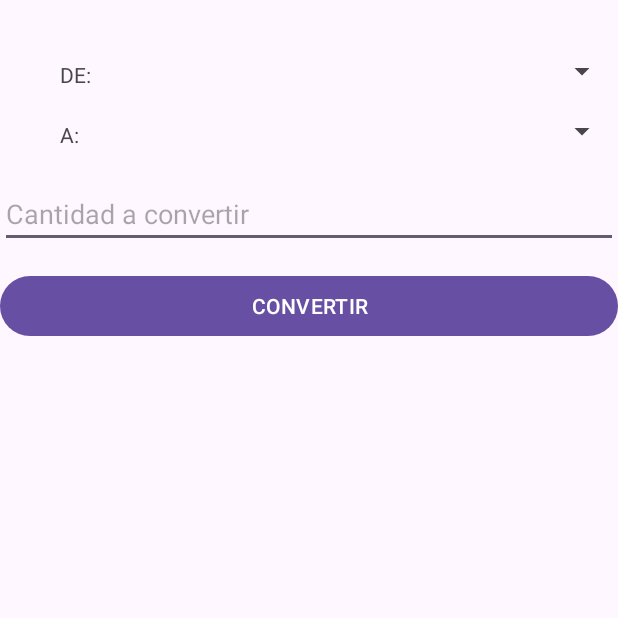
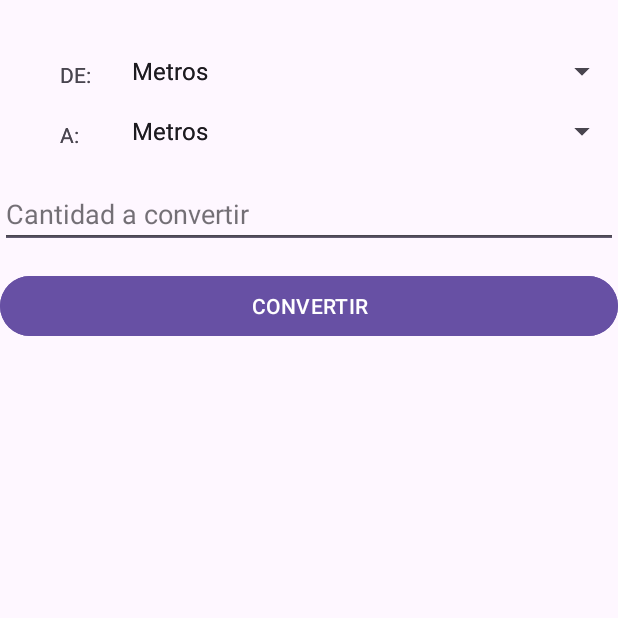
Before and after one commit to alejandrobernalchavez/progra-II, an Android app: the screen it shows after launch (MainActivity), on a phone screen of 412 x 824 dp, the top half of it. Run offline under Robolectric (Android 15) with nearby library versions, the phone set to English and light mode, and no system bars.

```diff
--- a/calculadora/app/src/main/java/com/example/calculadora/MainActivity.java
+++ b/calculadora/app/src/main/java/com/example/calculadora/MainActivity.java
@@ -9,10 +9,15 @@ import android.widget.RadioGroup;
 import android.widget.Spinner;
 import android.widget.TabHost;
 import android.widget.TextView;
+import android.widget.Toast;
 
 public class MainActivity extends AppCompatActivity {
 
     TabHost tbh;
+        TextView tempVal;
+        Button btn;
+        Spinner spn;
+        conversores objconversor = new conversores();
     @Override
     protected void onCreate(Bundle savedInstanceState) {
         super.onCreate(savedInstanceState);
@@ -24,5 +29,35 @@ public class MainActivity extends AppCompatActivity {
         tbh.addTab(tbh.newTabSpec("LONGITUD").setContent(R.id.tabLongitud).setIndicator("LONGITUD", null));
         tbh.addTab(tbh.newTabSpec("ALMACENAMIENTO").setContent(R.id.tabAlmacenamiento).setIndicator("ALMACENAMIENTO", null));
         tbh.addTab(tbh.newTabSpec("MONEDAS").setContent(R.id.tabMonedas).setIndicator("MONEDAS",null));
+
+
+        btn = findViewById(R.id.btnLongitudConvertir);
+        btn.setOnClickListener(new View.OnClickListener() {
+            @Override
+            public void onClick(View v) {
+                spn= findViewById(R.id.spnLongitudDe);
+                int de =spn.getSelectedItemPosition();
+
+                spn= findViewById(R.id.spnLongitudDe);
+                int a =spn.getSelectedItemPosition();
+
+                tempVal = findViewById(R.id.txtLongitudCantidad);
+                double cantidad = Double.parseDouble(tempVal.getText().toString());
+
+                Double resp= objconversor.convertir(0,de,a,cantidad);
+                Toast.makeText(getApplicationContext(),"Respuesta: "+
+                        resp, Toast.LENGTH_LONG).show();
+
+            }
+        });
     }
-}
+    class conversores{
+        double[][]Valores={
+                {1,100,39.3701,3.28084,1.193,1.0936133333333,0.001,0.000621371}
+                };
+
+        public double convertir (int opcion,int de,int a,double cantidad){
+            return  Valores [opcion][a]/Valores[opcion][de]*cantidad;
+        }
+        }
+    }
--- a/calculadora/app/src/main/res/layout/activity_main.xml
+++ b/calculadora/app/src/main/res/layout/activity_main.xml
@@ -51,13 +51,15 @@
                         android:layout_width="match_parent"
                         android:layout_height="wrap_content"
                         android:layout_marginTop="35dp"
-                        android:layout_marginLeft="80dp"/>
+                        android:layout_marginLeft="80dp"
+                        android:entries="@array/spnLongitud"/>
                     <Spinner
                         android:id="@+id/spnLongitudA"
                         android:layout_width="match_parent"
                         android:layout_height="wrap_content"
                         android:layout_marginTop="75dp"
-                        android:layout_marginLeft="80dp"/>
+                        android:layout_marginLeft="80dp"
+                        android:entries="@array/spnLongitud"/>
                     <EditText
                         android:id="@+id/txtLongitudCantidad"
                         android:layout_width="match_parent"
@@ -78,6 +80,48 @@
                     android:layout_height="match_parent"
                     android:orientation="vertical">
 
+
+                    <TextView
+                        android:id="@+id/lblAlmacenamientoDe"
+                        android:layout_width="wrap_content"
+                        android:layout_height="wrap_content"
+                        android:layout_marginTop="40dp"
+                        android:layout_marginLeft="40dp"
+                        android:text="DE:" />
+                    <TextView
+                        android:id="@+id/lblAlmacenamientoA"
+                        android:layout_width="wrap_content"
+                        android:layout_height="wrap_content"
+                        android:layout_marginTop="80dp"
+                        android:layout_marginLeft="40dp"
+                        android:text="A:" />
+                    <Spinner
+                        android:id="@+id/spnAlmacenamientoDe"
+                        android:layout_width="match_parent"
+                        android:layout_height="wrap_content"
+                        android:layout_marginTop="35dp"
+                        android:layout_marginLeft="80dp"
+                        android:entries="@array/spnLongitud"/>
+                    <Spinner
+                        android:id="@+id/spnAlmacenamientoA"
+                        android:layout_width="match_parent"
+                        android:layout_height="wrap_content"
+                        android:layout_marginTop="75dp"
+                        android:layout_marginLeft="80dp"
+                        android:entries="@array/spnLongitud"/>
+                    <EditText
+                        android:id="@+id/txtAlmacenamientoCantidad"
+                        android:layout_width="match_parent"
+                        android:layout_height="wrap_content"
+                        android:layout_marginTop="120dp"
+                        android:hint="Cantidad a convertir"/>
+                    <Button
+                        android:id="@+id/btnAlmacenamientoConvertir"
+                        android:layout_width="match_parent"
+                        android:layout_height="wrap_content"
+                        android:layout_marginTop="180dp"
+                        android:text="CONVERTIR"/>
+
                 </RelativeLayout>
 
                 <RelativeLayout
--- a/calculadora/app/src/main/res/values/strings.xml
+++ b/calculadora/app/src/main/res/values/strings.xml
@@ -1,15 +1,16 @@
 <resources>
-    <string name="app_name">calculadora</string>
+    <string name="app_name">conversores</string>
 
-    <string-array name="spnopciones">
-        <item>Suma</item>
-        <item>Resta</item>
-        <item>Multiplicacion</item>
-        <item>Division</item>
-        <item>potencia</item>
-        <item>raiz</item>
-        <item>porcentaje</item>
-        <item>factorial</item>
+    <string-array name="spnLongitud">
+        <item>Metros</item>
+        <item>Centimetros</item>
+        <item>Pulgadas</item>
+        <item>Pies</item>
+        <item>Varas</item>
+        <item>Yardas</item>
+        <item>Kilometros</item>
+        <item>Millas</item>
+
 
     </string-array>
 </resources>
```
